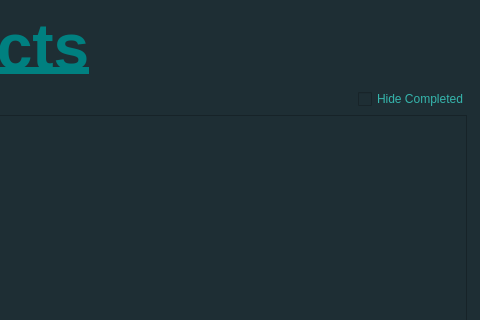
First picture: the form in src/ui/ViewProjects.ui, repository CanMatthewCode/ArchitectsLog, before the edit; both pictures show x 554 to 1034 and y 0 to 320 of the 1034 by 450 pixel window.
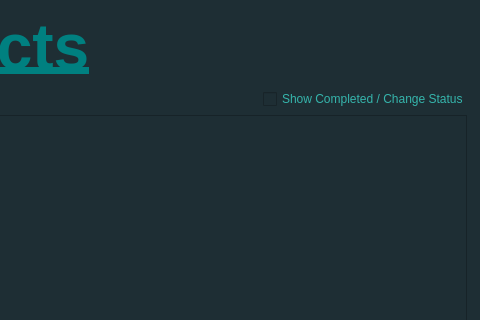
Second picture: the form after the edit.

Commit message: modify ViewArchitects.ui/.py to have checkbox display ‘Show Inactive / Change Status’ and change checkbox name to showArchitectCheckBox; modify ViewProjects.ui/py to have checkbox display ‘Show Completed / Change Status’ and change checkbox name to showProjectCheckBox; modify ViewArchitects and ViewProjects classes to hide Status column by default and show column when checkbox is checked, 	change method names from hideInactiveArchitects and hideCompletedProjects to showInactiveArchitects and showCompletedProjects, 	change checkbox names to match changes to .ui files in architectsLog_PySide.py;

```diff
--- a/src/ui/ViewProjects.ui
+++ b/src/ui/ViewProjects.ui
@@ -61,7 +61,7 @@
 }</string>
      </property>
      <property name="text">
-      <string>Hide Completed</string>
+      <string>Show Completed / Change Status</string>
      </property>
     </widget>
    </item>
```
Left out of the diff: 2 changed lines with no effect on the pictures. The commit also changes 4 other files.
